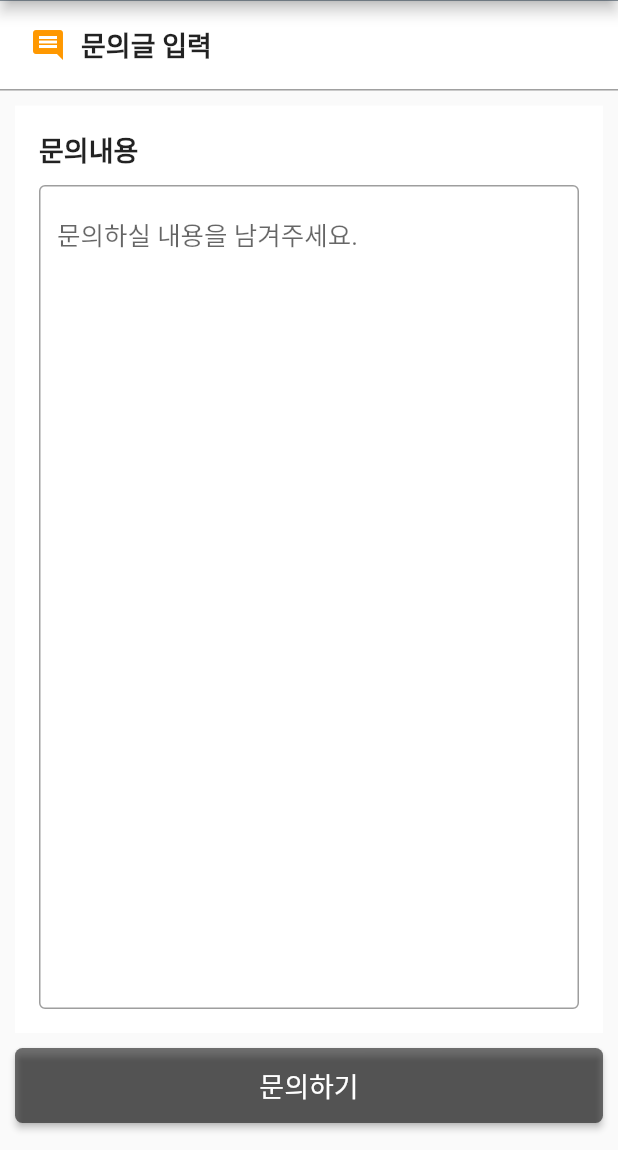
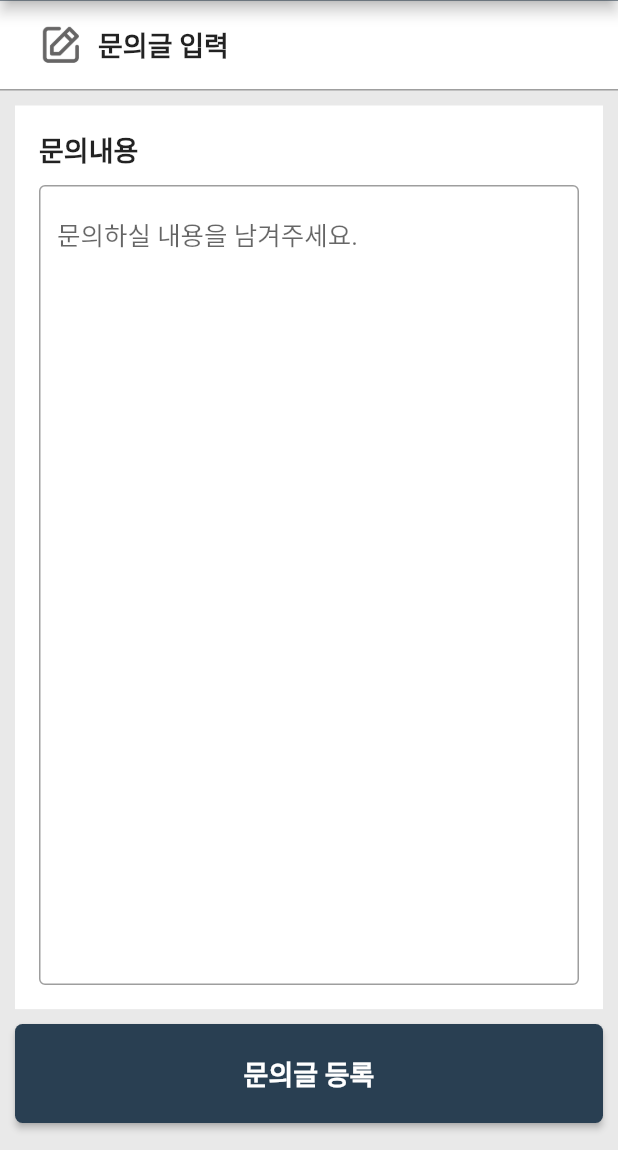
Before and after one commit to hoheehohee/exhibition_guide_app, a Flutter app: the QnaWrite screen opened directly, on a phone screen of 412 x 824 dp, the part 86-1236 px from its top. Run offline on Flutter 3.47's test engine with Material 2 defaults, Android fonts, the phone set to English and light mode, and no system bars; our stand-ins replace audioplayers, better_player, cached_network_image, carousel_slider, dio, get and 3 more; missing offline and left inert: barcode_scan, beacons_plugin, flutter_kakao_login, flutter_login_facebook, flutter_naver_login, image_ink_well; accounts and stored records are empty; statements that could not run were skipped.

Commit message:
[feature]: 문의글. 문의글상세 UI

```diff
--- a/lib/crm/customer_center_view.dart
+++ b/lib/crm/customer_center_view.dart
@@ -1,4 +1,5 @@
 import 'package:exhibition_guide_app/commons/custom_default_appbar.dart';
+import 'package:exhibition_guide_app/crm/qna_detail.dart';
 import 'package:exhibition_guide_app/crm/qna_write.dart';
 import 'package:exhibition_guide_app/main/main_view.dart';
 import 'package:exhibition_guide_app/mypage/faq_list_view.dart';
@@ -101,6 +102,7 @@ class _CustomerCenterViewState extends State<CustomerCenterView> {
                                         onPressed: () {
                                           Get.to(
                                             QnaWrite(),
+                                            // QnaDetail(),
                                             transition: Transition.rightToLeft
                                           );
                                         },
--- a/lib/crm/qna_write.dart
+++ b/lib/crm/qna_write.dart
@@ -43,6 +43,7 @@ class QnaWrite extends StatelessWidget {
 
     _myPageProvider = Provider.of<MyPageProvider>(context);
     return  Scaffold(
+        backgroundColor: Color(0xffE9E9E9),
         appBar: PreferredSize(
             preferredSize: Size.fromHeight(mqd.size.height * 0.07),
             child: CustomDefaultAppbar(title: '고객센터')
@@ -75,48 +76,24 @@ class QnaWrite extends StatelessWidget {
     );
   }
 
-  Widget _appBar() {
-    return AppBar(
-        title: Text("1:1 문의하기"),
-        leading: Builder(
-            builder: (BuildContext context) => (
-                IconButton(
-                    icon: Icon(Icons.arrow_back_ios),
-                    onPressed: () {
-                      Get.back();
-                    }
-                )
-            )
-        ),
-        actions:[
-          IconButton(
-            icon: Icon(Icons.home_outlined),
-            onPressed: () {
-              Get.offAll(
-                  MainView(),
-                  transition: Transition.fadeIn
-              );
-            },
-          )
-        ]
-    );
-  }
-
   // 문의글 타이틀
   Widget _title() {
-    return Row(
+    return Padding(
+      padding: EdgeInsets.symmetric(horizontal: mqw * 0.02),
+      child: Row(
         mainAxisAlignment: MainAxisAlignment.start,
-        crossAxisAlignment: CrossAxisAlignment.center,
         children: [
-          Padding(
-              padding: EdgeInsets.only(right: 10),
-              child: Icon(Icons.comment, color: Colors.orange)
+          Image.asset(
+            "assets/images/icon/icon-edit.png",
+            width: mqw * 0.06,
           ),
-          Expanded(
-              flex: 1,
-              child: Text('문의글 입력', style: TextStyle(fontSize: 18, fontWeight: FontWeight.bold))
-          )
-        ]
+          SizedBox(width: mqw * 0.03,),
+          Text(
+              "문의글 입력",
+              style: TextStyle(fontSize: 18, fontWeight: FontWeight.w700)
+          ),
+        ],
+      ),
     );
   }
 
@@ -152,15 +129,15 @@ class QnaWrite extends StatelessWidget {
   Widget _submitButton(BuildContext context) {
     return Container(
         width: double.infinity,
-        height: 50,
+        height: mqh * 0.08,
         margin: EdgeInsets.only(bottom: 18, left: 10, right: 10),
         // color: Colors.green,
         child: RaisedButton(
-          color: Colors.black54,
+          color: Color(0xff293F52),
           shape: RoundedRectangleBorder(
             borderRadius: BorderRadius.circular(5.0),
           ),
-          child: Text('문의하기', style: TextStyle(fontSize: 18, color: Colors.white)),
+          child: Text('문의글 등록', style: TextStyle(fontSize: 18, color: Colors.white, fontWeight: FontWeight.bold)),
           onPressed: () async{
             var status = await _myPageProvider.setQna(myController.text);
             if(status == "Y") {
```
Also changed, not shown: lib/crm/qna_detail.dart (added, +87 -0 lines), assets/images/reply-logo.png (added). Lines whose indentation alone changed are shown as unchanged.
